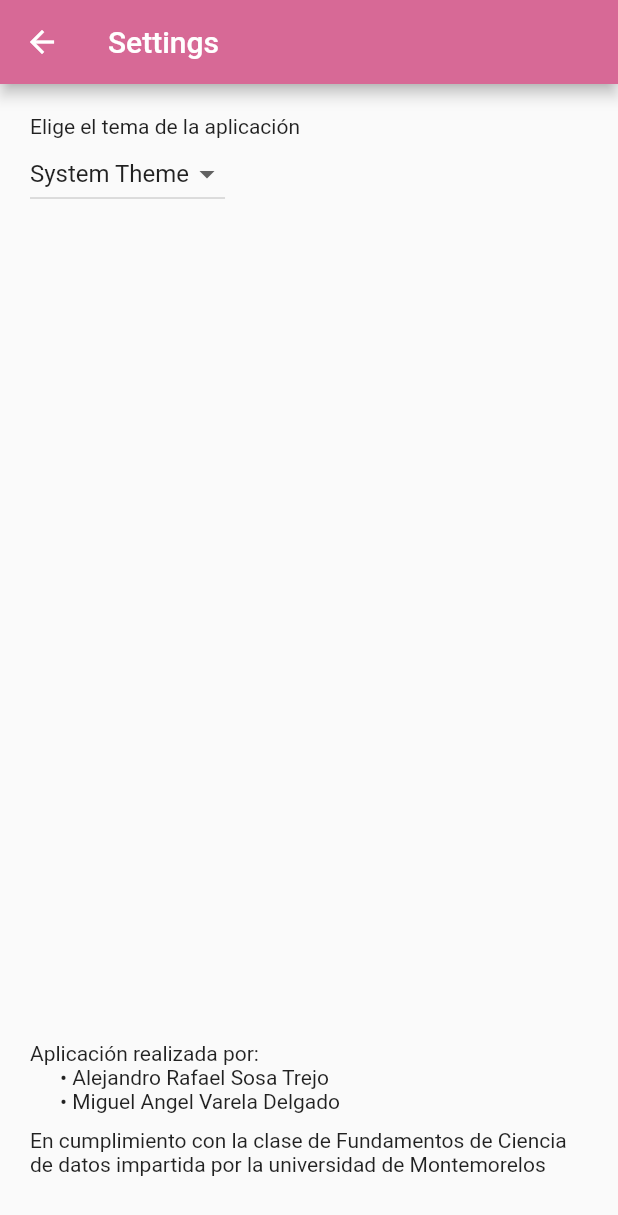
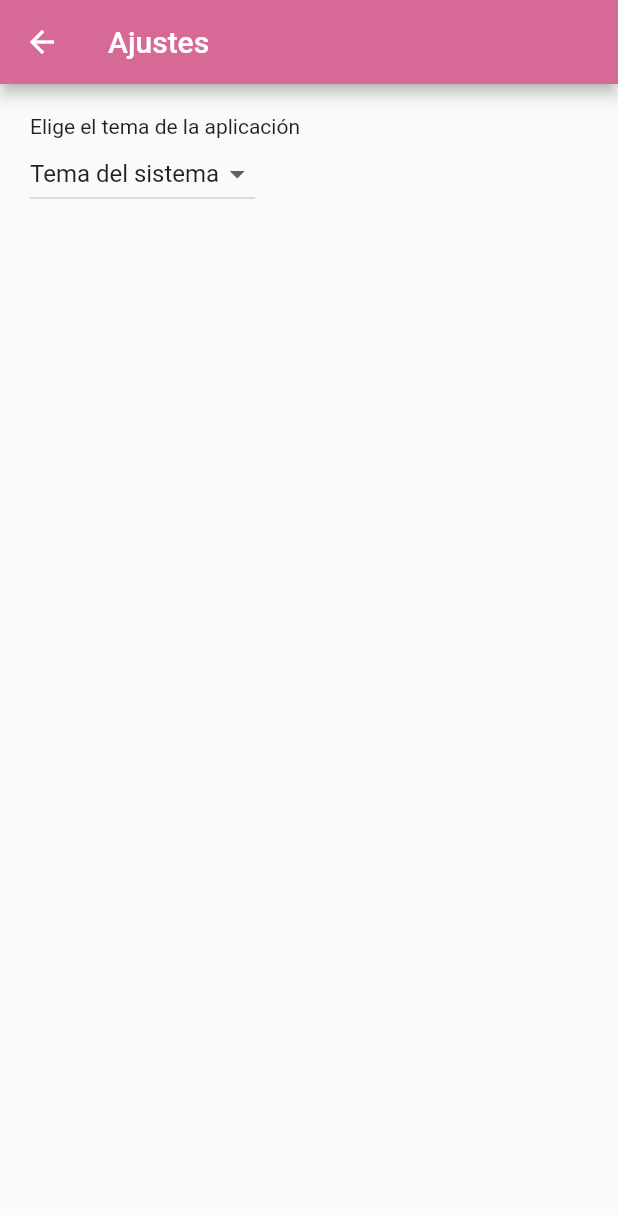
Before and after one commit to alexsosat/admision_factor, a Flutter app: the SettingsView screen opened by its route, on a phone screen of 412 x 824 dp. Shown: the top 1215 px of the screen. Run offline on Flutter 3.47's test engine with Material 2 defaults, Android fonts, the light colour scheme and no system bars; our stand-ins replace dotted_border, google_fonts, smooth_page_indicator; generated files the repository leaves out were written again.

Commit message:
Design changes

```diff
--- a/lib/src/settings/settings_view.dart
+++ b/lib/src/settings/settings_view.dart
@@ -17,7 +17,7 @@ class SettingsView extends StatelessWidget {
   Widget build(BuildContext context) {
     return Scaffold(
       appBar: AppBar(
-        title: const Text('Settings'),
+        title: const Text('Ajustes'),
       ),
       body: Padding(
         padding: const EdgeInsets.all(20),
@@ -37,32 +37,18 @@ class SettingsView extends StatelessWidget {
               items: const [
                 DropdownMenuItem(
                   value: ThemeMode.system,
-                  child: Text('System Theme'),
+                  child: Text('Tema del sistema'),
                 ),
                 DropdownMenuItem(
                   value: ThemeMode.light,
-                  child: Text('Light Theme'),
+                  child: Text('Tema claro'),
                 ),
                 DropdownMenuItem(
                   value: ThemeMode.dark,
-                  child: Text('Dark Theme'),
+                  child: Text('Tema oscuro'),
                 )
               ],
             ),
-            const Expanded(child: SizedBox()),
-            const Text("Aplicación realizada por:"),
-            const Padding(
-              padding: EdgeInsets.only(left: 20.0),
-              child: Text("\u2022 Alejandro Rafael Sosa Trejo"),
-            ),
-            const Padding(
-              padding: EdgeInsets.only(left: 20.0),
-              child: Text("\u2022 Miguel Angel Varela Delgado"),
-            ),
-            const SizedBox(height: 10),
-            const Text(
-                "En cumplimiento con la clase de Fundamentos de Ciencia de datos impartida por la universidad de Montemorelos"),
-            const SizedBox(height: 20),
           ],
         ),
       ),
```
Also changed, not shown: lib/src/form/api/api_call.dart (+6 -9 lines).
